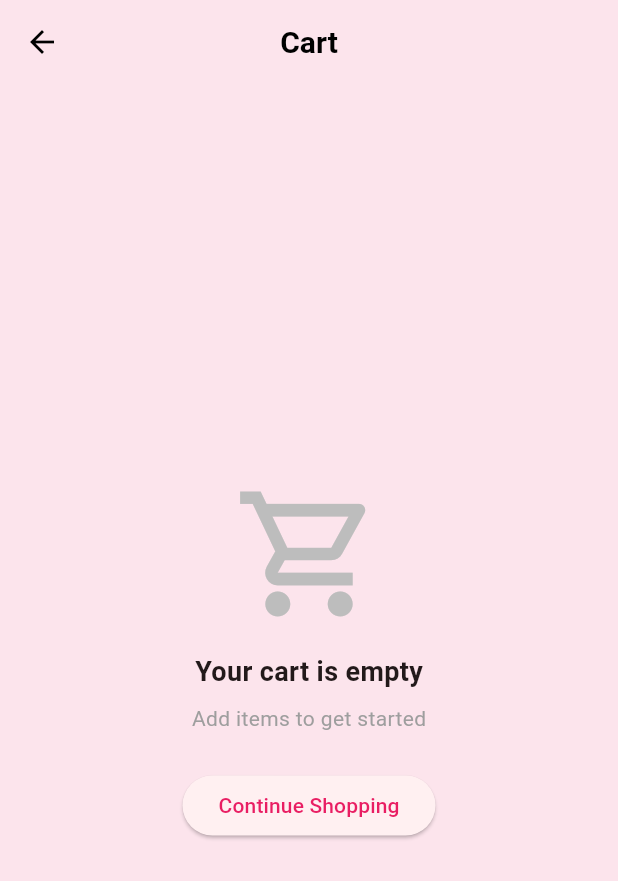
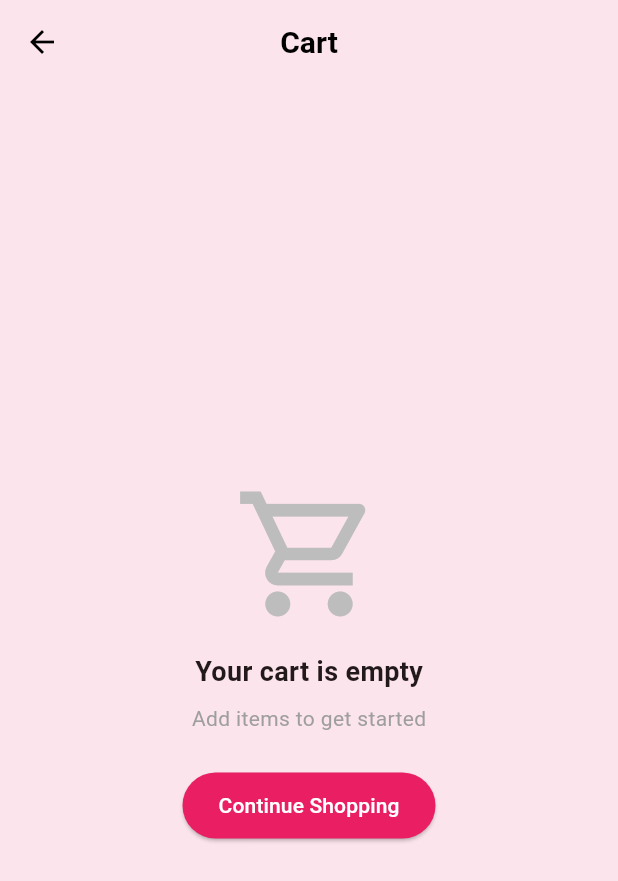
Before and after one commit to Temsegn/Electronics_shop, a Flutter app: the screen it shows after launch, item 2 of the bottom bar chosen, after a tap on the "shopping cart" icon, on a phone screen of 412 x 824 dp. Shown: the top 881 px of the screen. Run offline on Flutter 3.47's test engine with Material 3 defaults, Android fonts, the phone set to English and light mode, and no system bars; our stand-ins replace flutter_riverpod, hive, hive_flutter; accounts and stored records are empty; generated files the repository leaves out were written again; network calls fail.

```diff
--- a/lib/views/screens/cart_screen.dart
+++ b/lib/views/screens/cart_screen.dart
@@ -47,7 +47,8 @@ class CartScreen extends ConsumerWidget {
             ),
         ],
       ),
-      body: cartState.items.isEmpty
+      body: SafeArea(
+        child: cartState.items.isEmpty
             ? Center(
                 child: Column(
                   mainAxisAlignment: MainAxisAlignment.center,
@@ -75,6 +76,17 @@ class CartScreen extends ConsumerWidget {
                     const SizedBox(height: 24),
                     ElevatedButton(
                       onPressed: () => Navigator.pop(context),
+                      style: ElevatedButton.styleFrom(
+                        backgroundColor: Theme.of(context).colorScheme.primary,
+                        foregroundColor: Colors.white,
+                        padding: const EdgeInsets.symmetric(
+                          horizontal: 24,
+                          vertical: 12,
+                        ),
+                        shape: RoundedRectangleBorder(
+                          borderRadius: BorderRadius.circular(30),
+                        ),
+                      ),
                       child: const Text('Continue Shopping'),
                     ),
                   ],
@@ -84,7 +96,7 @@ class CartScreen extends ConsumerWidget {
                 children: [
                   Expanded(
                     child: ListView.builder(
-                    padding: const EdgeInsets.all(16),
+                      padding: const EdgeInsets.symmetric(horizontal: 16, vertical: 8),
                       itemCount: cartState.items.length,
                       itemBuilder: (context, index) {
                         final item = cartState.items[index];
@@ -127,11 +139,14 @@ class CartScreen extends ConsumerWidget {
                         Row(
                           mainAxisAlignment: MainAxisAlignment.spaceBetween,
                           children: [
-                          Text(
+                            Flexible(
+                              child: Text(
                                 '₹${cartState.totalPrice.toStringAsFixed(2)}',
                                 style: const TextStyle(
                                   fontSize: 24,
                                   fontWeight: FontWeight.bold,
+                                ),
+                                overflow: TextOverflow.ellipsis,
                               ),
                             ),
                             ElevatedButton(
@@ -147,24 +162,25 @@ class CartScreen extends ConsumerWidget {
                                 backgroundColor: Theme.of(context).colorScheme.primary,
                                 foregroundColor: Colors.white,
                                 padding: const EdgeInsets.symmetric(
-                                horizontal: 24,
-                                vertical: 12,
+                                  horizontal: 20, // Reduced padding to save space
+                                  vertical: 10,
                                 ),
                                 shape: RoundedRectangleBorder(
                                   borderRadius: BorderRadius.circular(30),
                                 ),
                               ),
                               child: Row(
+                                mainAxisSize: MainAxisSize.min,
                                 children: const [
                                   Text(
                                     'Check Out',
                                     style: TextStyle(
-                                    fontSize: 16,
+                                      fontSize: 14, // Reduced font size
                                       fontWeight: FontWeight.bold,
                                     ),
                                   ),
-                                SizedBox(width: 8),
-                                Icon(Icons.arrow_forward),
+                                  SizedBox(width: 6), // Reduced spacing
+                                  Icon(Icons.arrow_forward, size: 18), // Reduced icon size
                                 ],
                               ),
                             ),
@@ -175,6 +191,7 @@ class CartScreen extends ConsumerWidget {
                   ),
                 ],
               ),
+      ),
     );
   }
 }
--- a/lib/views/screens/home_screen.dart
+++ b/lib/views/screens/home_screen.dart
@@ -86,7 +86,7 @@ class _HomeScreenState extends ConsumerState<HomeScreen> {
           decoration: InputDecoration(
             hintText: 'Search products...',
             filled: true,
-            fillColor: Colors.grey[100],
+            fillColor: Colors.white,
             border: OutlineInputBorder(
               borderRadius: BorderRadius.circular(12),
               borderSide: BorderSide.none,
--- a/lib/views/screens/onboarding_screen.dart
+++ b/lib/views/screens/onboarding_screen.dart
@@ -33,10 +33,10 @@ class _SplashScreenState extends State<SplashScreen> {
         child: Column(
           mainAxisAlignment: MainAxisAlignment.center,
           children: [
-            Icon(
+          const  Icon(
               Icons.shopping_cart,
               size: 100,
-              color: Theme.of(context).colorScheme.primary,
+              color: Colors.white,
             ),
             const SizedBox(height: 24),
             Text(
```
Also changed, not shown: lib/views/widgets/cart_item_cart.dart (+203 -115 lines), lib/views/widgets/product_card.dart (+4 -5 lines). Lines whose indentation alone changed are shown as unchanged.
